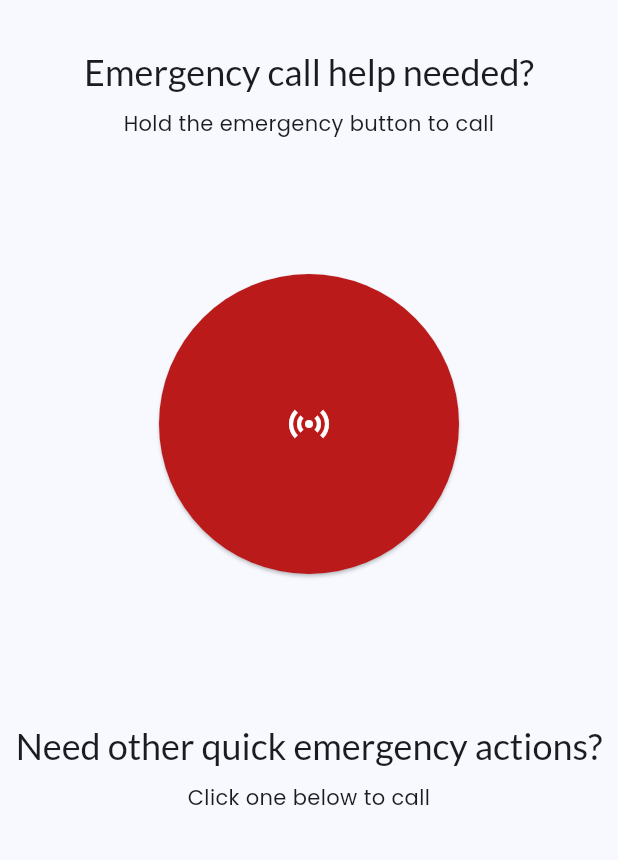
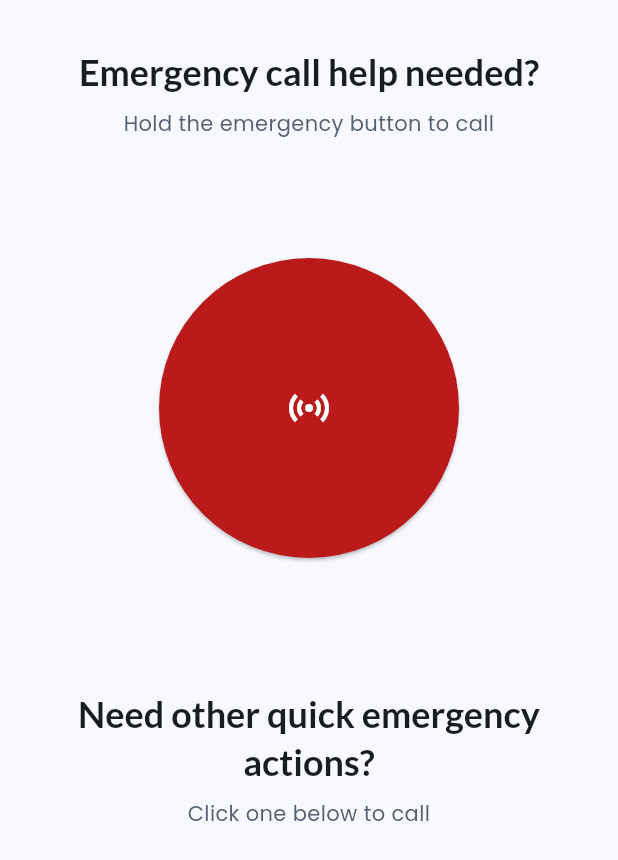
Before and after one commit to mervinhemaraju/mauritius-emergency-services, a Flutter app: the _HomeUi widget shown alone on an empty page, opened directly with empty values, on a phone screen of 412 x 824 dp. Shown: the top 860 px of the screen. Run offline on Flutter 3.47's test engine with Material 3 defaults, Android fonts, the phone set to English and light mode, and no system bars; our stand-ins replace dio, flutter_riverpod, flutter_svg, go_router, package_info_plus, share_plus and 1 more; missing offline and left inert: pair; accounts and stored records are empty; network calls fail.

Commit message:
- Completed home ui

```diff
--- a/lib/ui/pages/about/about.dart
+++ b/lib/ui/pages/about/about.dart
@@ -43,7 +43,6 @@ class AboutScreen extends ConsumerWidget {
     // Return the view
     return Scaffold(
       extendBody: true,
-      // extendBodyBehindAppBar: true,
       key: scaffoldKey,
       appBar: MesAppBar(
         title: "About",
--- a/lib/ui/pages/home/home.dart
+++ b/lib/ui/pages/home/home.dart
@@ -2,13 +2,14 @@ import 'package:flutter/material.dart';
 import 'package:flutter_riverpod/flutter_riverpod.dart';
 import 'package:go_router/go_router.dart';
 import 'package:mauritius_emergency_services/core/models/service.dart';
+import 'package:mauritius_emergency_services/core/models/settings.dart';
 import 'package:mauritius_emergency_services/core/providers/search_controller.dart';
 import 'package:mauritius_emergency_services/core/providers/services.dart';
 import 'package:mauritius_emergency_services/core/providers/settings.dart';
 import 'package:mauritius_emergency_services/core/routes/routes.dart';
 import 'package:mauritius_emergency_services/ui/components/appbar.dart';
 import 'package:mauritius_emergency_services/ui/components/drawer.dart';
-import 'package:mauritius_emergency_services/ui/components/emergency_item.dart';
+import 'package:mauritius_emergency_services/ui/components/list_items.dart';
 import 'package:mauritius_emergency_services/ui/components/screen_error.dart';
 import 'package:mauritius_emergency_services/ui/components/screen_loading.dart';
 
@@ -17,11 +18,20 @@ class HomeScreen extends ConsumerWidget {
 
   @override
   Widget build(BuildContext context, WidgetRef ref) {
+    // Get the scaffold key
     final scaffoldKey = GlobalKey<ScaffoldState>();
+
+    // Get the settings
+    final settings = ref.watch(settingsProvider);
+
+    // Get the search controller
     final searchController = ref.watch(globalSearchControllerProvider);
+
+    // Watch the services and define the ui
     final uiState = ref.watch(emergencyServicesProvider).when(
           data: (services) => _HomeUi(
             emergencyServices: services,
+            settings: settings,
           ),
           loading: () => LoadingScreen(),
           error: (error, stack) => ErrorScreen(
@@ -29,6 +39,7 @@ class HomeScreen extends ConsumerWidget {
           ),
         );
 
+    // Return the view
     return Scaffold(
       key: scaffoldKey,
       appBar: MesAppSearchBar(
@@ -43,18 +54,17 @@ class HomeScreen extends ConsumerWidget {
   }
 }
 
-class _HomeUi extends ConsumerWidget {
+class _HomeUi extends StatelessWidget {
   final List<Service> emergencyServices;
+  final MesSettings settings;
 
   const _HomeUi({
     required this.emergencyServices,
+    required this.settings,
   });
 
   @override
-  Widget build(BuildContext context, WidgetRef ref) {
-    // Get the settings
-    final settings = ref.watch(settingsProvider);
-
+  Widget build(BuildContext context) {
     // Define the theme
     final theme = Theme.of(context);
 
@@ -83,17 +93,11 @@ class _HomeUi extends ConsumerWidget {
                   onLongPress: () {
                     final Service emergencyService;
 
-                    print("Emergency button pressed");
-                    print(
-                        "identifier: ${settings.emergencyButtonAction.identifier}");
-
                     if (settings.emergencyButtonAction.identifier.isNotEmpty) {
                       emergencyService = settings.emergencyButtonAction;
                     } else {
                       emergencyService = emergencyServices.first;
                     }
-
-                    print("thidentifier: ${emergencyService.identifier}");
 
                     context.push(
                       PrecallRoute.path,
@@ -130,7 +134,10 @@ class _HomeUi extends ConsumerWidget {
           padding: const EdgeInsets.all(8.0),
           child: Text(
             title,
-            style: theme.textTheme.headlineSmall,
+            style: theme.textTheme.headlineSmall?.copyWith(
+              color: theme.colorScheme.onSurface,
+              fontWeight: FontWeight.bold,
+            ),
             textAlign: TextAlign.center,
           ),
         ),
@@ -138,7 +145,10 @@ class _HomeUi extends ConsumerWidget {
           padding: const EdgeInsets.symmetric(horizontal: 12.0),
           child: Text(
             subtitle,
-            style: theme.textTheme.bodyMedium,
+            style: theme.textTheme.bodyMedium?.copyWith(
+              color: theme.colorScheme.secondary,
+              fontWeight: FontWeight.w400,
+            ),
             textAlign: TextAlign.center,
           ),
         )
@@ -178,7 +188,7 @@ class _HomeUi extends ConsumerWidget {
           scrollDirection: Axis.horizontal,
           children: emergencyServices
               .map(
-                (service) => MesEmergencyItem(
+                (service) => MesEmergencyTileItem(
                   service: service,
                   onTap: () {
                     onTap(service);
```
Also changed, not shown: lib/main.dart (+7 -0 lines), lib/ui/components/emergency_item.dart (deleted, +0 -46 lines), lib/ui/components/list_items.dart (+49 -0 lines).
